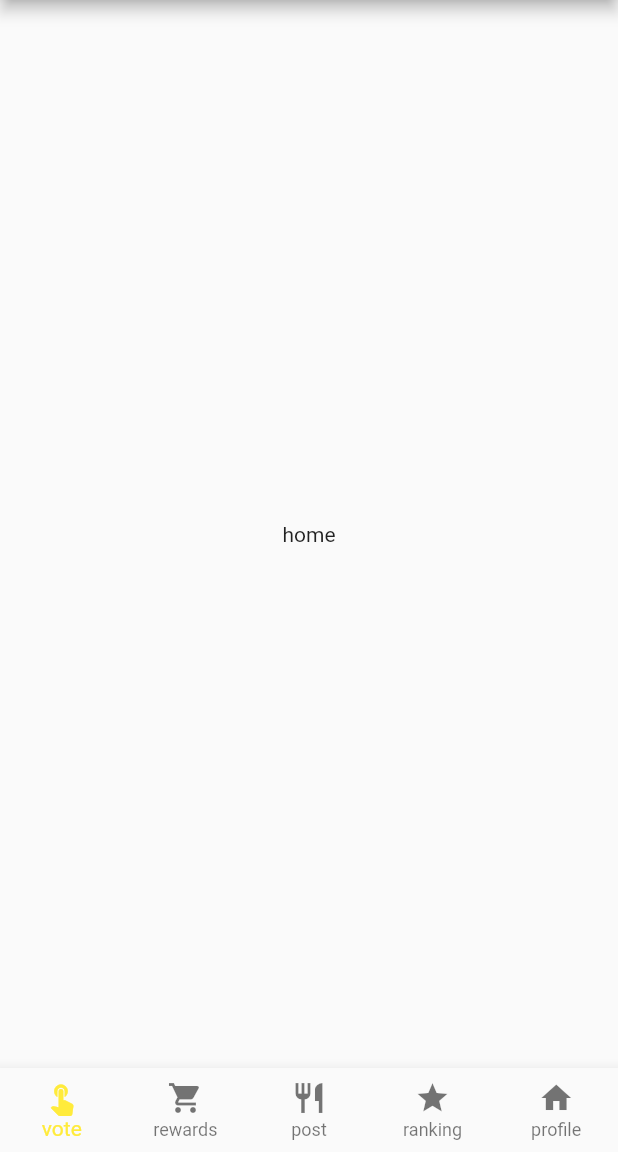
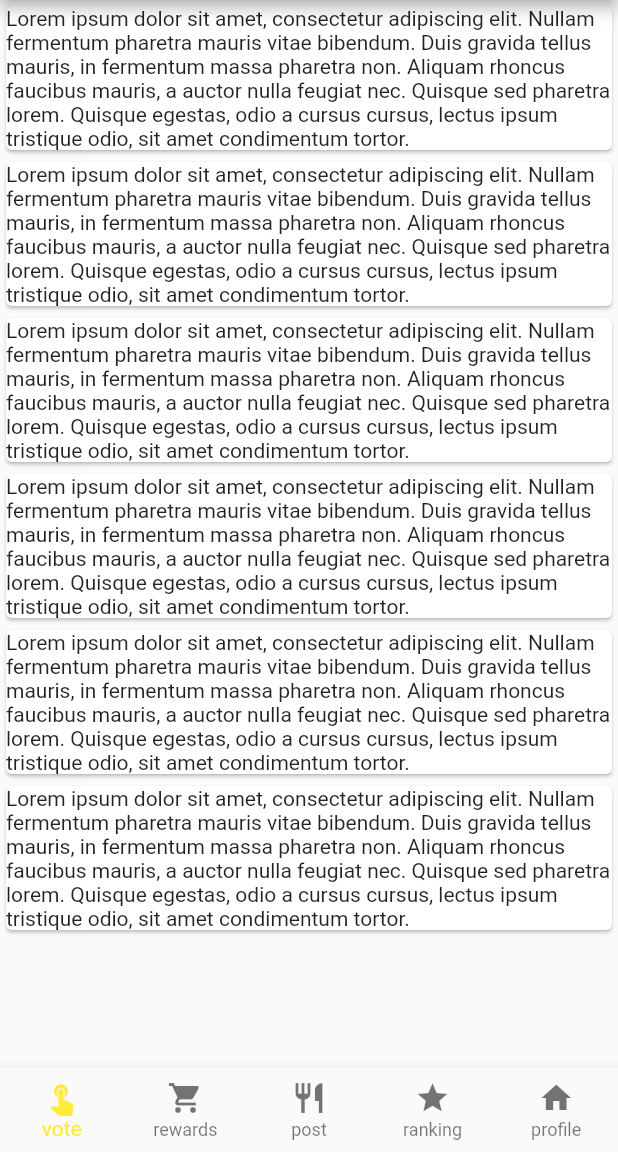
Before and after one commit to MaximeArn/cooking_app, a Flutter app: the screen it shows after launch, on a phone screen of 412 x 824 dp, the part 84-1236 px from its top. Run offline on Flutter 3.47's test engine with Material 2 defaults, Android fonts, the phone set to English and light mode, and no system bars.

Commit message:
map on data file to create PostCard

```diff
--- a/lib/data/data.dart
+++ b/lib/data/data.dart
@@ -1,4 +1,4 @@
-import 'package:cooking/models/Post.dart';
+import 'package:cooking/models/Post.type.dart';
 
 List<Post> posts = [
   Post(
--- a/lib/main.dart
+++ b/lib/main.dart
@@ -1,4 +1,4 @@
-import 'package:cooking/views/home/home.dart';
+import 'package:cooking/views/nav/home.dart';
 import 'package:flutter/material.dart';
 
 void main() {
--- a/lib/views/home/home.dart
+++ b/lib/views/nav/home.dart
@@ -1,5 +1,6 @@
-import 'package:cooking/views/home/widgets/bottom_navigation.dart';
-import 'package:cooking/views/home/widgets/side_panel.dart';
+import 'package:cooking/views/nav/widgets/bottom_navigation.dart';
+import 'package:cooking/views/nav/widgets/side_panel.dart';
+import 'package:cooking/views/vote/feed.dart';
 import 'package:flutter/material.dart';
 
 class Home extends StatelessWidget {
@@ -7,7 +8,7 @@ class Home extends StatelessWidget {
   Widget build(BuildContext context) {
     return Scaffold(
       appBar: AppBar(title: Text("CooKing")),
-      body: Container(alignment: Alignment.center, child: Text("home")),
+      body: Feed(),
       bottomNavigationBar: BottomNavigation(),
       drawer: SidePanel(),
     );
--- /dev/null
+++ b/lib/views/vote/feed.dart
@@ -0,0 +1,24 @@
+import 'package:cooking/data/data.dart';
+import 'package:cooking/models/Post.type.dart';
+import 'package:cooking/views/vote/widgets/post_card.dart';
+import 'package:flutter/material.dart';
+
+class Feed extends StatefulWidget {
+
+  @override
+  _State createState() => _State();
+}
+
+class _State extends State<Feed> {
+
+  @override
+  Widget build(BuildContext context) {
+    return ListView(
+      children:
+        posts.map(
+          (Post post) => PostCard(post: post)
+        ).toList()
+      ,
+    );
+  }
+}
--- /dev/null
+++ b/lib/views/vote/widgets/post_card.dart
@@ -0,0 +1,15 @@
+import 'package:cooking/models/Post.type.dart';
+import 'package:flutter/material.dart';
+
+class PostCard extends StatelessWidget {
+  final Post post;
+
+  PostCard({required this.post});
+
+  @override
+  Widget build(BuildContext context) {
+    return Card(
+      child: Text(post.description),
+    );
+  }
+}
```
Also changed, not shown: lib/models/Post.type.dart (renamed from lib/models/Post.dart), lib/views/nav/widgets/bottom_navigation.dart (renamed from lib/views/home/widgets/bottom_navigation.dart), lib/views/nav/widgets/side_panel.dart (renamed from lib/views/home/widgets/side_panel.dart).
